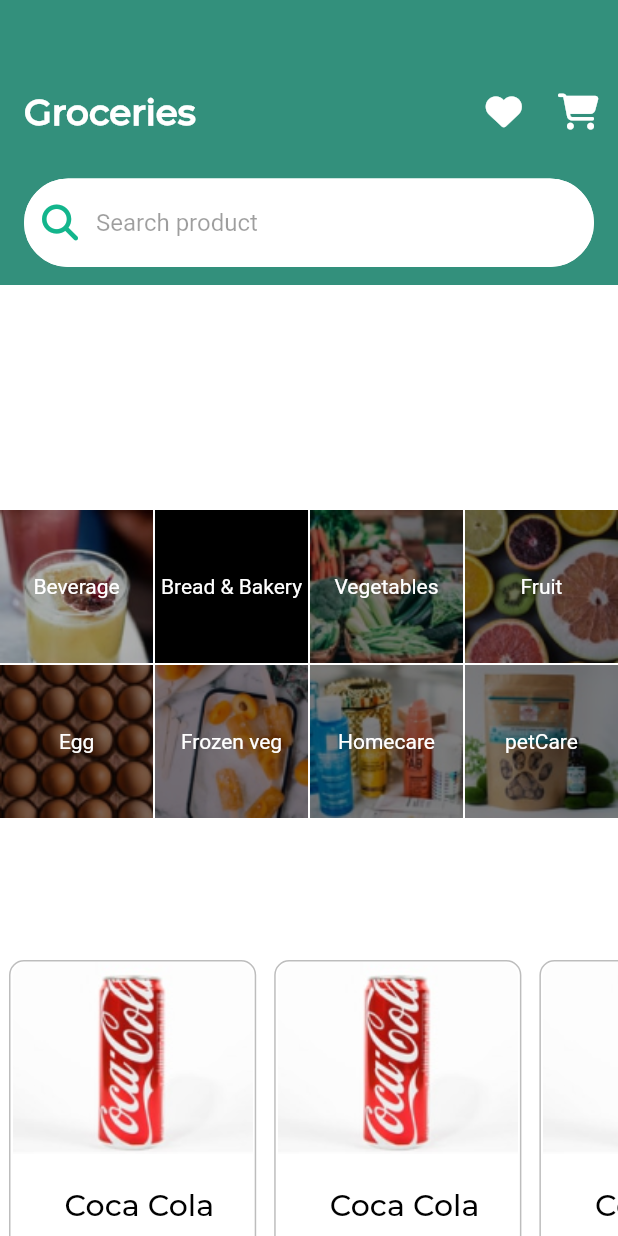
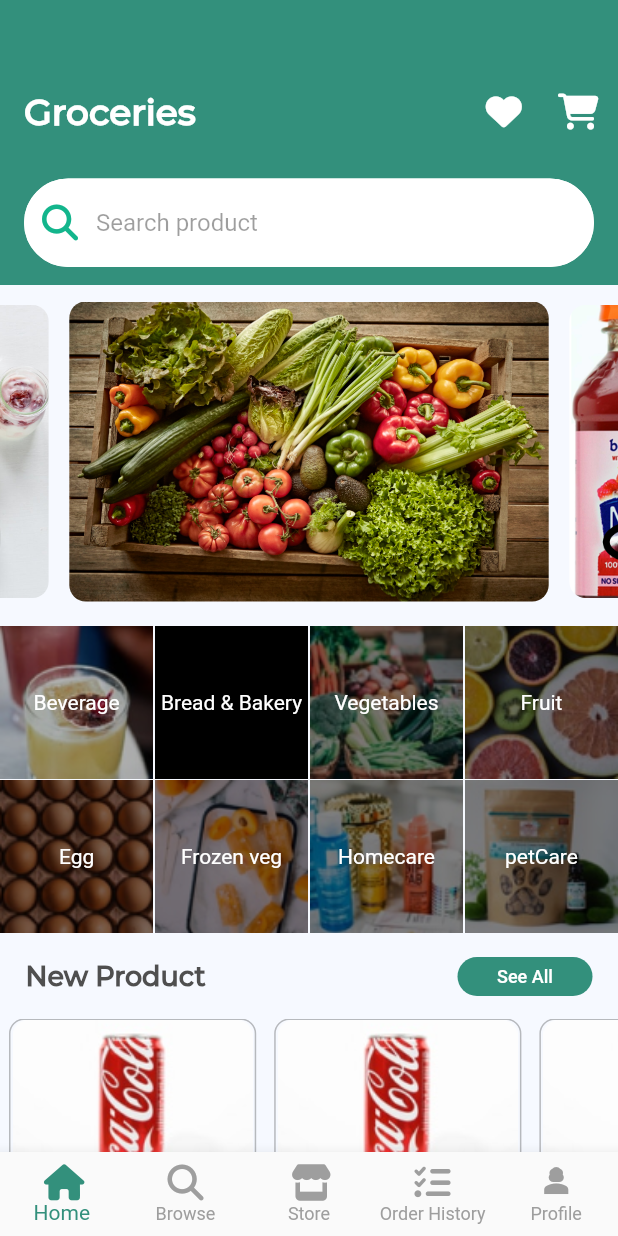
Before and after one commit to HusseinSalem17/TradlyApp, a Flutter app: the HomeScreen screen opened by its route, on a phone screen of 412 x 824 dp. Run offline on Flutter 3.47's test engine with Material 2 defaults, Android fonts, the phone set to English and light mode, and no system bars; drawn by our look-alikes of carousel_slider; our stand-ins replace bloc, dartz, dio, equatable, flutter_bloc, flutter_svg and 3 more.

Commit message:
adding carousel slider to home view

```diff
--- a/lib/core/utils/image_assets.dart
+++ b/lib/core/utils/image_assets.dart
@@ -19,4 +19,11 @@ abstract class AssetsImages {
   static const homeCare = 'assets/images/menu/homeCare.png';
   static const vegatables = 'assets/images/menu/vegatables.png';
   static const petCare = 'assets/images/menu/petCare.png';
+
+  // Slider Images List
+  static List<String> sliderImages = [
+    'assets/images/slider_images/s1.jpg',
+    'assets/images/slider_images/s2.jpg',
+    'assets/images/slider_images/s3.jpg',
+  ];
 }
--- a/lib/features/auth_feature/presentation/views/login_screen.dart
+++ b/lib/features/auth_feature/presentation/views/login_screen.dart
@@ -7,7 +7,8 @@ import 'package:tradly_app/features/auth_feature/presentation/views/signup_scree
 import 'package:tradly_app/features/auth_feature/presentation/views/widgets/registration_custom_button.dart';
 import 'package:uuid/uuid.dart';
 
-import '../../../home_feature/presentation/views/home_body.dart';
+import '../../../home_feature/presentation/views/home_screen.dart';
+import '../../../home_feature/presentation/views/widgets/home_body.dart';
 import '../../data/models/auth/auth.dart';
 import '../../data/models/auth/user.dart';
 import 'widgets/custom_text_field.dart';
--- a/lib/features/auth_feature/presentation/views/verify_screen.dart
+++ b/lib/features/auth_feature/presentation/views/verify_screen.dart
@@ -6,10 +6,11 @@ import 'package:tradly_app/core/widgets/custom_botton.dart';
 import 'package:tradly_app/features/auth_feature/data/models/request_verify/request_verify.dart';
 import 'package:tradly_app/features/auth_feature/presentation/manager/verify_cubit/verify_cubit.dart';
 import 'package:tradly_app/features/auth_feature/presentation/views/widgets/custom_pin_code.dart';
-import 'package:tradly_app/features/home_feature/presentation/views/home_body.dart';
+import 'package:tradly_app/features/home_feature/presentation/views/widgets/home_body.dart';
 
 import '../../../../core/widgets/custom_error_widget.dart';
 import '../../../../core/widgets/custom_loading_indicator.dart';
+import '../../../home_feature/presentation/views/home_screen.dart';
 
 class VerifyView extends StatefulWidget {
   static const routeName = '/OTP-screen';
--- /dev/null
+++ b/lib/features/home_feature/presentation/manager/home_cubit/home_cubit.dart
@@ -0,0 +1,14 @@
+import 'package:bloc/bloc.dart';
+import 'package:meta/meta.dart';
+
+part 'home_state.dart';
+
+class HomeCubit extends Cubit<HomeState> {
+  HomeCubit() : super(HomeInitial());
+  int currentIndex = 0;
+
+  void getCurrentIndex(int index) {
+    emit(HomeBottomNavigation());
+    currentIndex = index;
+  }
+}
--- /dev/null
+++ b/lib/features/home_feature/presentation/manager/home_cubit/home_state.dart
@@ -0,0 +1,8 @@
+part of 'home_cubit.dart';
+
+@immutable
+abstract class HomeState {}
+
+class HomeInitial extends HomeState {}
+
+class HomeBottomNavigation extends HomeState {}
--- a/lib/features/home_feature/presentation/views/home_body.dart
+++ /dev/null
@@ -1,62 +0,0 @@
-import 'package:flutter/material.dart';
-import 'package:tradly_app/features/home_feature/presentation/views/widgets/menu_bar.dart';
-import 'package:tradly_app/core/models/product_model.dart';
-import 'package:tradly_app/core/widgets/custom_app_bar.dart';
-import 'package:tradly_app/features/home_feature/presentation/views/widgets/product_list_view.dart';
-
-class HomeScreen extends StatelessWidget {
-  static const routeName = '/home-screen';
-
-  const HomeScreen({super.key});
-
-  @override
-  Widget build(BuildContext context) {
-    return const Scaffold(
-      backgroundColor: Colors.white,
-      body: BodyHome(),
-    );
-  }
-}
-
-class BodyHome extends StatelessWidget {
-  const BodyHome({
-    super.key,
-  });
-
-  @override
-  Widget build(BuildContext context) {
-    return SafeArea(
-      child: CustomScrollView(
-        slivers: [
-          SliverToBoxAdapter(
-            child: Column(
-              children: [
-                const CustomAppBar(),
-                Container(height: 150),
-                const CustomMenuBar(),
-              ],
-            ),
-          ),
-          const SliverToBoxAdapter(
-            child: ProductsListView()
-          ),
-        ],
-      ),
-    );
-  }
-}
-
-
-
-ProductModel model = ProductModel(
-    image: 'assets/images/coca_Cola.png',
-    name: 'Coca Cola',
-    price: '25',
-    store: 'Tradly',
-    description:
-        'Lorem ipsum dolor sit amet, consectetur adipiscing elit. Lobortis cras placerat diam ipsum ut. Nisi vel adipiscing massa bibendum diam. Suspendisse mattis dui maecenas duis mattis. Mattis aliquam at arcu, semper nunc, venenatis et pellentesque eu. Id tristique maecenas tristique habitasse eu elementum sed. Aliquam eget lacus, arcu, adipiscing eget feugiat in dolor sagittis.Non commodo, a justo massa porttitor sed placerat in. Orci tristique etiam tempus sed. Mi varius morbi egestas dictum tempor nisl. In ',
-    condition: 'Organic',
-    priceType: 'Fixed',
-    category: 'Beverages',
-    location: 'Kualalumpur, Malaysia',
-    deliveryDetails: 'Home Delivery Available, Cash On Delivery');
--- a/lib/features/home_feature/presentation/views/home_screen.dart
+++ b/lib/features/home_feature/presentation/views/home_screen.dart
@@ -1,83 +1,45 @@
 import 'package:flutter/material.dart';
-import 'package:font_awesome_flutter/font_awesome_flutter.dart';
+import 'package:flutter_bloc/flutter_bloc.dart';
 import 'package:tradly_app/core/utils/colors.dart';
 import 'package:tradly_app/features/Order_history_feature/order_history_view.dart';
 import 'package:tradly_app/features/Profile/profle.dart';
 import 'package:tradly_app/features/browse_feature/browse_view.dart';
-import 'package:tradly_app/features/home_feature/presentation/views/home_body.dart';
-
+import 'package:tradly_app/features/home_feature/presentation/manager/home_cubit/home_cubit.dart';
+import 'package:tradly_app/features/home_feature/presentation/views/widgets/home_body.dart';
+import 'package:tradly_app/features/home_feature/presentation/views/widgets/custom_bottom_navigation_bar.dart';
 
 import '../../../../core/models/product_model.dart';
 import '../../../store_feature/presentation/views/store_screen.dart';
 
-class MyHomePage extends StatefulWidget {
+class HomeScreen extends StatefulWidget {
   static const routeName = '/home-screen';
 
-  const MyHomePage({super.key});
+  const HomeScreen({super.key});
 
   @override
-  State<MyHomePage> createState() => _MyHomePageState();
+  State<HomeScreen> createState() => _HomeScreenState();
 }
 
-class _MyHomePageState extends State<MyHomePage> {
-  int _currentIndex = 0;
+class _HomeScreenState extends State<HomeScreen> {
   final List<Widget> _pages = [
-    const HomeScreen(),
+    const HomeBody(),
     const BrowseView(),
     const StoreScreen(),
     const OrderHistory(),
     const UserProfile(),
   ];
-  void _onItemTapped(int index) {
-    setState(() {
-      _currentIndex = index;
-    });
-  }
 
   @override
   Widget build(BuildContext context) {
-    return Scaffold(
-      backgroundColor: AssetsColors.kPrimaryColor,
-      body: _pages[_currentIndex],
-      bottomNavigationBar: BottomNavigationBar(
-        items: const <BottomNavigationBarItem>[
-          BottomNavigationBarItem(
-            icon: Icon(
-              FontAwesomeIcons.house,
-            ),
-            label: 'Home',
-          ),
-          BottomNavigationBarItem(
-            icon: Icon(
-              FontAwesomeIcons.magnifyingGlass,
-            ),
-            label: 'Browse',
-          ),
-          BottomNavigationBarItem(
-            icon: Icon(
-              FontAwesomeIcons.store,
-            ),
-            label: 'Store',
-          ),
-          BottomNavigationBarItem(
-            icon: Icon(
-              FontAwesomeIcons.listCheck,
-            ),
-            label: 'Order History',
-          ),
-          BottomNavigationBarItem(
-            icon: Icon(
-              Icons.person_3_sharp,
-            ),
-            label: 'Profile',
-          ),
-        ],
-        currentIndex: _currentIndex, // Highlight the current item
-        onTap: _onItemTapped, // Handle the selection
-        fixedColor: AssetsColors.kSecondaryColor,
-        unselectedItemColor: Colors.grey,
-        showUnselectedLabels: true,
-      ),
+    return BlocBuilder<HomeCubit, HomeState>(
+      builder: (context, state) {
+        int currentIndex = BlocProvider.of<HomeCubit>(context).currentIndex;
+        return Scaffold(
+          backgroundColor: AssetsColors.kPrimaryColor,
+          body: _pages[currentIndex],
+          bottomNavigationBar: const CustomBottomNavigationBar(),
+        );
+      },
     );
   }
 }
--- /dev/null
+++ b/lib/features/home_feature/presentation/views/widgets/custom_bottom_navigation_bar.dart
@@ -0,0 +1,64 @@
+import 'package:flutter/material.dart';
+import 'package:flutter_bloc/flutter_bloc.dart';
+import 'package:font_awesome_flutter/font_awesome_flutter.dart';
+
+import '../../../../../core/utils/colors.dart';
+import '../../manager/home_cubit/home_cubit.dart';
+
+class CustomBottomNavigationBar extends StatefulWidget {
+  const CustomBottomNavigationBar({Key? key}) : super(key: key);
+
+  @override
+  State<CustomBottomNavigationBar> createState() => _CustomBottomNavigationBarState();
+}
+
+class _CustomBottomNavigationBarState extends State<CustomBottomNavigationBar> {
+  @override
+  Widget build(BuildContext context) {
+    return BottomNavigationBar(
+      items: const [
+        BottomNavigationBarItem(
+          icon: Icon(
+            FontAwesomeIcons.house,
+          ),
+          label: 'Home',
+        ),
+        BottomNavigationBarItem(
+          icon: Icon(
+            FontAwesomeIcons.magnifyingGlass,
+          ),
+          label: 'Browse',
+        ),
+        BottomNavigationBarItem(
+          icon: Icon(
+            FontAwesomeIcons.store,
+          ),
+          label: 'Store',
+        ),
+        BottomNavigationBarItem(
+          icon: Icon(
+            FontAwesomeIcons.listCheck,
+          ),
+          label: 'Order History',
+        ),
+        BottomNavigationBarItem(
+          icon: Icon(
+            Icons.person_3_sharp,
+          ),
+          label: 'Profile',
+        ),
+      ],
+      currentIndex: BlocProvider.of<HomeCubit>(context).currentIndex,
+      onTap: (index) {
+        setState(() {
+          BlocProvider.of<HomeCubit>(context).getCurrentIndex(index);
+        });
+
+      },
+      fixedColor: AssetsColors.kSecondaryColor,
+      type:BottomNavigationBarType.fixed,
+      unselectedItemColor: Colors.grey,
+      showUnselectedLabels: true,
+    );
+  }
+}
--- /dev/null
+++ b/lib/features/home_feature/presentation/views/widgets/custom_carousel_slider.dart
@@ -0,0 +1,48 @@
+import 'package:carousel_slider/carousel_slider.dart';
+import 'package:flutter/material.dart';
+
+import '../../../../../core/utils/image_assets.dart';
+
+class CustomCarouseSlider extends StatelessWidget {
+  const CustomCarouseSlider({
+    super.key,
+  });
+
+  @override
+  Widget build(BuildContext context) {
+    return Padding(
+      padding: const EdgeInsets.only(top: 11, bottom: 16),
+      child: CarouselSlider(
+        options: CarouselOptions(
+          height: 200,
+          autoPlay: true,
+          autoPlayCurve: Curves.linear,
+          enlargeCenterPage: true,
+          enlargeFactor: 0.12,
+        ),
+        items: AssetsImages.sliderImages.map(
+          (image) {
+            return Builder(
+              builder: (BuildContext context) {
+                return Container(
+                  decoration: BoxDecoration(
+                    borderRadius: BorderRadius.circular(11),
+                  ),
+                  width: MediaQuery.of(context).size.width,
+                  margin: const EdgeInsets.symmetric(horizontal: 5.0),
+                  child: ClipRRect(
+                    borderRadius: BorderRadius.circular(11),
+                    child: Image.asset(
+                      image,
+                      fit: BoxFit.cover,
+                    ),
+                  ),
+                );
+              },
+            );
+          },
+        ).toList(),
+      ),
+    );
+  }
+}
--- /dev/null
+++ b/lib/features/home_feature/presentation/views/widgets/home_body.dart
@@ -0,0 +1,55 @@
+import 'package:flutter/material.dart';
+import 'package:tradly_app/core/utils/colors.dart';
+import 'package:tradly_app/core/utils/text_styles.dart';
+import 'package:tradly_app/core/widgets/custom_botton.dart';
+import 'package:tradly_app/features/home_feature/presentation/views/widgets/custom_carousel_slider.dart';
+import 'package:tradly_app/features/home_feature/presentation/views/widgets/menu_bar.dart';
+import 'package:tradly_app/core/widgets/custom_app_bar.dart';
+import 'package:tradly_app/features/home_feature/presentation/views/widgets/product_list_view.dart';
+
+class HomeBody extends StatelessWidget {
+  const HomeBody({
+    super.key,
+  });
+
+  @override
+  Widget build(BuildContext context) {
+    return SafeArea(
+      child: CustomScrollView(
+        slivers: [
+          SliverToBoxAdapter(
+            child: Column(
+              children: [
+                const CustomAppBar(),
+                const CustomCarouseSlider(),
+                const CustomMenuBar(),
+                Padding(
+                  padding: const EdgeInsets.symmetric(horizontal: 17,vertical: 15),
+                  child: Row(
+                    mainAxisAlignment: MainAxisAlignment.spaceBetween,
+                    children: [
+                      Text(
+                        'New Product ',
+                        style: Styles.textStyleMedium18.copyWith(
+                            fontWeight: FontWeight.bold,
+                            color: AssetsColors.kPrimaryTextColor,
+                            ),
+                      ),
+                      const CustomButton(
+                        width: 90,
+                        bottomTitle: 'See All',
+                        height: 26,
+                        fontSize: 12,
+                      )
+                    ],
+                  ),
+                )
+              ],
+            ),
+          ),
+          const SliverToBoxAdapter(child: ProductsListView()),
+        ],
+      ),
+    );
+  }
+}
--- a/lib/features/home_feature/presentation/views/widgets/menu_bar.dart
+++ b/lib/features/home_feature/presentation/views/widgets/menu_bar.dart
@@ -9,7 +9,7 @@ class CustomMenuBar extends StatelessWidget {
   @override
   Widget build(BuildContext context) {
     return SizedBox(
-      height: 300,
+      height: MediaQuery.of(context).size.height / 4,
       child: GridView.count(
         physics: const NeverScrollableScrollPhysics(),
         crossAxisCount: 4,
--- a/lib/features/home_feature/presentation/views/widgets/product_list_view.dart
+++ b/lib/features/home_feature/presentation/views/widgets/product_list_view.dart
@@ -1,7 +1,8 @@
 import 'package:flutter/material.dart';
 import 'package:tradly_app/features/home_feature/presentation/views/widgets/product_cart.dart';
 
-import '../home_body.dart';
+import '../../../../../core/models/product_model.dart';
+import 'home_body.dart';
 
 class ProductsListView extends StatelessWidget {
   const ProductsListView({
@@ -24,3 +25,15 @@ class ProductsListView extends StatelessWidget {
     );
   }
 }
+ProductModel model = ProductModel(
+    image: 'assets/images/coca_Cola.png',
+    name: 'Coca Cola',
+    price: '25',
+    store: 'Tradly',
+    description:
+    'Lorem ipsum dolor sit amet, consectetur adipiscing elit. Lobortis cras placerat diam ipsum ut. Nisi vel adipiscing massa bibendum diam. Suspendisse mattis dui maecenas duis mattis. Mattis aliquam at arcu, semper nunc, venenatis et pellentesque eu. Id tristique maecenas tristique habitasse eu elementum sed. Aliquam eget lacus, arcu, adipiscing eget feugiat in dolor sagittis.Non commodo, a justo massa porttitor sed placerat in. Orci tristique etiam tempus sed. Mi varius morbi egestas dictum tempor nisl. In ',
+    condition: 'Organic',
+    priceType: 'Fixed',
+    category: 'Beverages',
+    location: 'Kualalumpur, Malaysia',
+    deliveryDetails: 'Home Delivery Available, Cash On Delivery');
--- a/lib/main.dart
+++ b/lib/main.dart
@@ -7,6 +7,7 @@ import 'package:tradly_app/core/utils/colors.dart';
 import 'package:tradly_app/core/utils/functions/service_locator.dart';
 import 'package:tradly_app/features/auth_feature/data/repos/auth_repo_impl.dart';
 import 'package:tradly_app/features/auth_feature/presentation/manager/register_cubit/register_cubit.dart';
+import 'package:tradly_app/features/home_feature/presentation/manager/home_cubit/home_cubit.dart';
 import 'package:tradly_app/routes.dart';
 
 void main() {
@@ -28,6 +29,9 @@ class TradlyApp extends StatelessWidget {
         BlocProvider(
           create: (context) => RegisterCubit(getIt.get<AuthRepoImpl>()),
         ),
+        BlocProvider(
+          create: (context) => HomeCubit(),
+        ),
       ],
       child: MaterialApp(
         debugShowCheckedModeBanner: false,
--- a/lib/routes.dart
+++ b/lib/routes.dart
@@ -1,6 +1,6 @@
 import 'package:flutter/material.dart';
 import 'package:tradly_app/features/auth_feature/presentation/views/verify_screen.dart';
-import 'package:tradly_app/features/home_feature/presentation/views/home_body.dart';
+import 'package:tradly_app/features/home_feature/presentation/views/widgets/home_body.dart';
 import 'package:tradly_app/features/onboarding_screen/presentation/views/onBoardviews.dart';
 import 'package:tradly_app/features/onboarding_screen/presentation/views/splash_screen.dart';
 import 'package:tradly_app/features/store_feature/presentation/views/create_store_screen.dart';
@@ -21,7 +21,7 @@ Route<dynamic> generateRoute(RouteSettings settings) {
 //----- Main Routing -----
     case '/':
       return MaterialPageRoute(
-        builder: (context) => const MyHomePage(),
+        builder: (context) => const HomeScreen(),
       );
 
 //----- Auth Routing -----
--- a/pubspec.yaml
+++ b/pubspec.yaml
@@ -45,6 +45,7 @@ dependencies:
   equatable: ^2.0.5
   get_it: ^7.6.0
   dartz: ^0.10.1
+  carousel_slider: ^4.2.1
 
 dev_dependencies:
   flutter_lints: ^2.0.0
@@ -66,6 +67,7 @@ flutter:
 
     - assets/images/
     - assets/images/menu/
+    - assets/images/slider_images/
 
   #   - images/a_dot_ham.jpeg
   # An image asset can refer to one or more resolution-specific "variants", see
```
Also changed, not shown: pubspec.lock.
